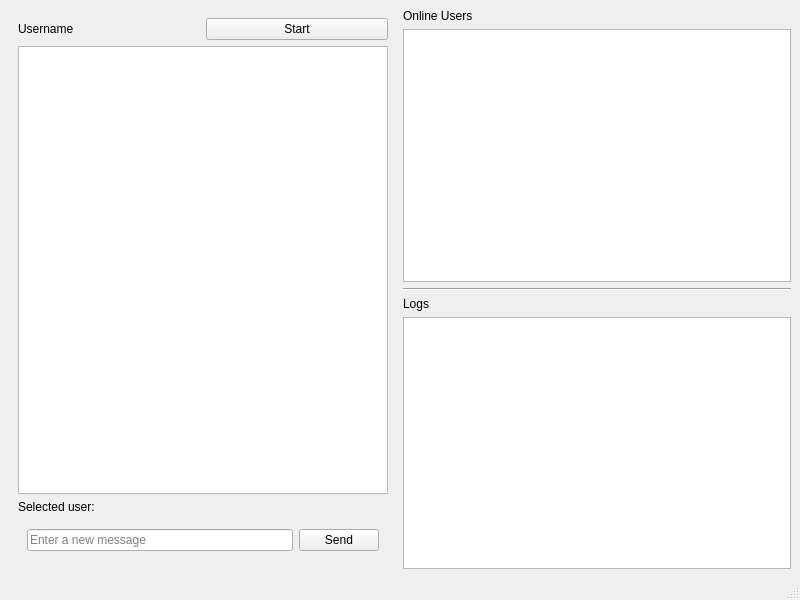
Above: Source/UI/MainWindow.ui from DhirajWishal/HiveCom-Desktop before the change. Below: the same form after it.
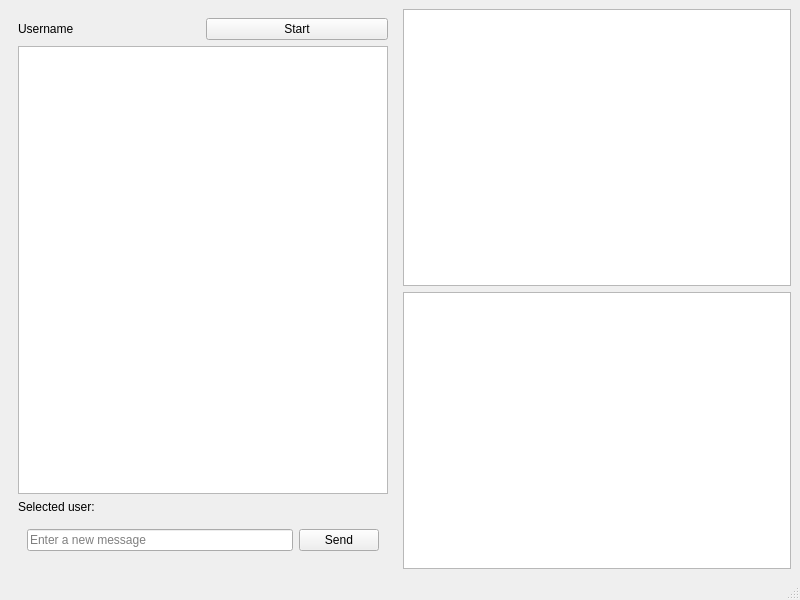
That is the form after the change.

Commit message: Added some improvements to the logging system.

Patch:
```diff
--- a/Source/UI/MainWindow.ui
+++ b/Source/UI/MainWindow.ui
@@ -74,13 +74,6 @@
     </item>
     <item row="0" column="2">
      <layout class="QVBoxLayout" name="verticalLayout_2">
-      <item>
-       <widget class="QLabel" name="label_2">
-        <property name="text">
-         <string>Online Users</string>
-        </property>
-       </widget>
-      </item>
       <item>
        <widget class="QListWidget" name="onlineList">
         <property name="sizePolicy">
@@ -92,25 +85,7 @@
        </widget>
       </item>
       <item>
-       <widget class="Line" name="line">
-        <property name="orientation">
-         <enum>Qt::Horizontal</enum>
-        </property>
-       </widget>
-      </item>
-      <item>
-       <widget class="QLabel" name="label">
-        <property name="text">
-         <string>Logs</string>
-        </property>
-       </widget>
-      </item>
-      <item>
-       <widget class="QListWidget" name="logs">
-        <property name="spacing">
-         <number>10</number>
-        </property>
-       </widget>
+       <widget class="QListWidget" name="logs"/>
       </item>
      </layout>
     </item>
```
Left out of the diff: 4 changed lines with no effect on the pictures. The commit also changes 1 other file.
